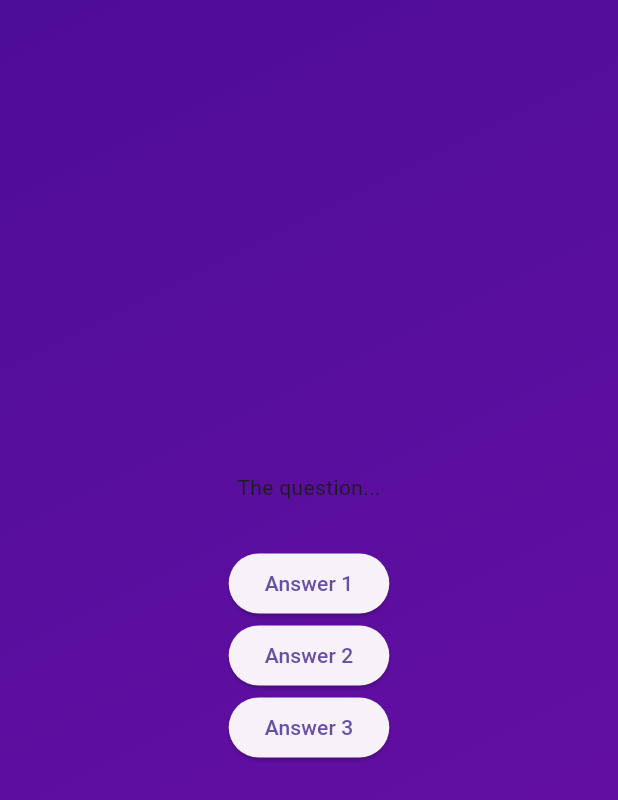
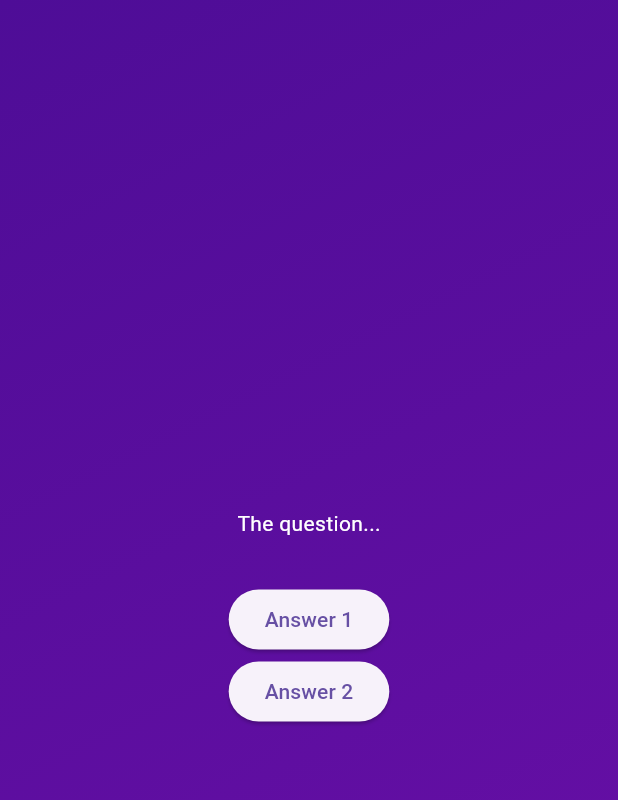
Before and after one commit to evanz1215/flutter_quiz_app, a Flutter app: the screen it shows after launch, after a tap on "Start Quiz", on a phone screen of 412 x 824 dp. Shown: the top 800 px of the screen. Run offline on Flutter 3.47's test engine with Material 3 defaults, Android fonts, the phone set to English and light mode, and no system bars.

Commit message:
將按鈕組件化

```diff
--- /dev/null
+++ b/lib/answer_button.dart
@@ -0,0 +1,17 @@
+import 'package:flutter/material.dart';
+
+class AnswerButton extends StatelessWidget {
+  const AnswerButton({super.key, required this.answerText, required this.onTap});
+
+  final String answerText;
+  final void Function() onTap;
+
+  @override
+  Widget build(BuildContext context) {
+    return ElevatedButton(
+      onPressed: onTap,
+      style: ElevatedButton.styleFrom(),
+      child: Text(answerText),
+    );
+  }
+}
--- a/lib/questions_screen.dart
+++ b/lib/questions_screen.dart
@@ -1,4 +1,5 @@
 import 'package:flutter/material.dart';
+import 'package:flutter_quiz_app/answer_button.dart';
 
 class QuestionsScreen extends StatefulWidget {
   const QuestionsScreen({super.key});
@@ -15,19 +16,21 @@ class _QuestionsScreenState extends State<QuestionsScreen> {
       child: Column(
         mainAxisAlignment: MainAxisAlignment.center,
         children: [
-          const Text('The question...'),
+          const Text(
+            'The question...',
+            style: TextStyle(
+              color: Colors.white,
+              // fontSize: 24,
+            ),
+          ),
           const SizedBox(height: 30),
-          ElevatedButton(
-            onPressed: () {},
-            child: const Text('Answer 1'),
+          AnswerButton(
+            answerText: 'Answer 1',
+            onTap: () {},
           ),
-          ElevatedButton(
-            onPressed: () {},
-            child: const Text('Answer 2'),
-          ),
-          ElevatedButton(
-            onPressed: () {},
-            child: const Text('Answer 3'),
+          AnswerButton(
+            answerText: 'Answer 2',
+            onTap: () {},
           ),
         ],
       ),
```
